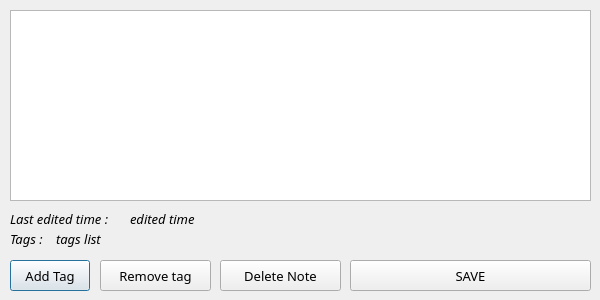
HelgaBK/boop_2nd_1sem, file Notes/notedialog.ui: the form before one commit.
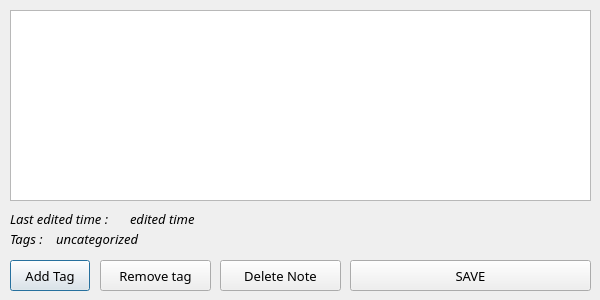
The form after the commit.

The edit to the form file:
```diff
--- a/Notes/notedialog.ui
+++ b/Notes/notedialog.ui
@@ -109,7 +109,7 @@
     </font>
    </property>
    <property name="text">
-    <string>tags list</string>
+    <string>uncategorized</string>
    </property>
    <property name="alignment">
     <set>Qt::AlignLeading|Qt::AlignLeft|Qt::AlignTop</set>
```
